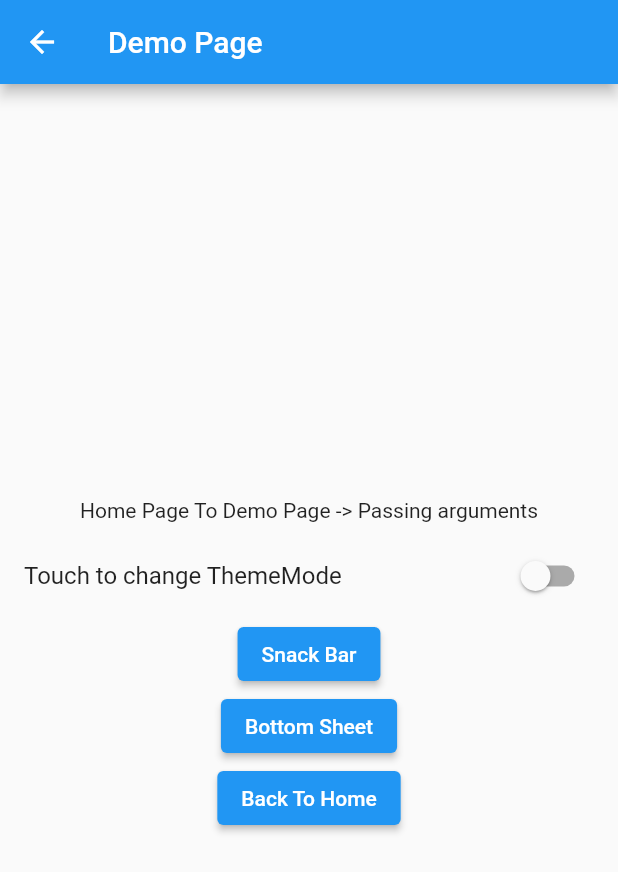
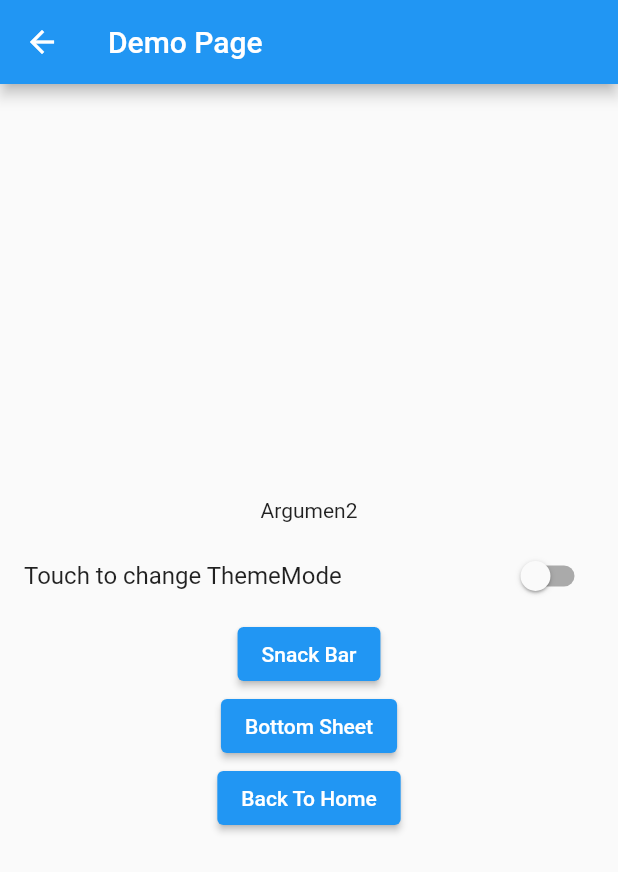
Before and after one commit to AhmadTaufiqR/getx_flitter, a Flutter app: the screen it shows after launch, after a tap on the "arrow forward ios" icon, on a phone screen of 412 x 824 dp. Shown: the top 872 px of the screen. Run offline on Flutter 3.47's test engine with Material 2 defaults, Android fonts, the phone set to English and light mode, and no system bars; our stand-ins replace get, get_storage; network calls fail.

Commit message:
ubah file

```diff
--- a/config.json
+++ b/config.json
@@ -1,5 +1,4 @@
 {
-    "modules": [
-
-    ]
+    "openai_key": "",
+    "modules": []
 }
--- a/lib/controller/purchase.dart
+++ b/lib/controller/purchase.dart
@@ -16,15 +16,15 @@ class Purchase extends GetxController {
     var serverResponse = [
       Product(1, "Demo Product", "aby",
           "This is a Product that we are going to show by getX", 300.0),
-      Product(1, "Demo Product", "aby",
+      Product(2, "Demo Product", "aby",
           "This is a Product that we are going to show by getX", 300.0),
-      Product(1, "Demo Product", "aby",
+      Product(3, "Demo Product", "aby",
           "This is a Product that we are going to show by getX", 300.0),
-      Product(1, "Demo Product", "aby",
+      Product(4, "Demo Product", "aby",
           "This is a Product that we are going to show by getX", 300.0),
-      Product(1, "Demo Product", "aby",
+      Product(5, "Demo Product", "aby",
           "This is a Product that we are going to show by getX", 300.0),
-      Product(1, "Demo Product", "aby",
+      Product(6, "Demo Product", "aby",
           "This is a Product that we are going to show by getX", 300.0),
     ];
 
--- /dev/null
+++ b/lib/model/getaegument.dart
@@ -0,0 +1,6 @@
+class getargu {
+  final String? text1;
+  final String? text2;
+
+  getargu(this.text1, this.text2);
+}
--- a/lib/view/demoPage.dart
+++ b/lib/view/demoPage.dart
@@ -1,12 +1,16 @@
 import 'package:flutter/material.dart';
 import 'package:get/get.dart';
+import 'package:getx/model/getaegument.dart';
 import '/controller/demoController.dart';
 
 class DemoPage extends StatelessWidget {
   final DemoController ctrl =
       Get.find(); //getting the cart controller, you can show amount or anything
+  var one = Get.arguments;
+
   @override
   Widget build(BuildContext context) {
+    final args = ModalRoute.of(context)!.settings.arguments as getargu;
     return Scaffold(
       appBar: AppBar(
         title: Text("Demo Page"),
@@ -17,7 +21,15 @@ class DemoPage extends StatelessWidget {
           crossAxisAlignment: CrossAxisAlignment.center,
           children: [
             Padding(
-                padding: const EdgeInsets.all(8.0), child: Text(Get.arguments)),
+              padding: const EdgeInsets.all(8.0),
+              child: Column(
+                children: [
+                  Text(
+                    args.text2!,
+                  ),
+                ],
+              ),
+            ),
             SwitchListTile(
               value: ctrl.isDark,
               title: Text("Touch to change ThemeMode"),
--- a/lib/view/home.dart
+++ b/lib/view/home.dart
@@ -1,6 +1,7 @@
 import 'package:flutter/material.dart';
 import 'package:get/get_state_manager/get_state_manager.dart';
 import 'package:get/instance_manager.dart';
+import 'package:getx/model/getaegument.dart';
 import '/controller/demoController.dart';
 import '/controller/purchase.dart';
 import 'package:get/get.dart';
@@ -72,8 +73,7 @@ class HomePage extends StatelessWidget {
                   }),
                   IconButton(
                       onPressed: () => Get.toNamed('/cart',
-                          arguments:
-                              "Home Page To Demo Page -> Passing arguments"),
+                          arguments: getargu("Argumen1", "Argumen2")),
                       icon: Icon(
                         Icons.arrow_forward_ios_rounded,
                         color: Colors.white,
```
